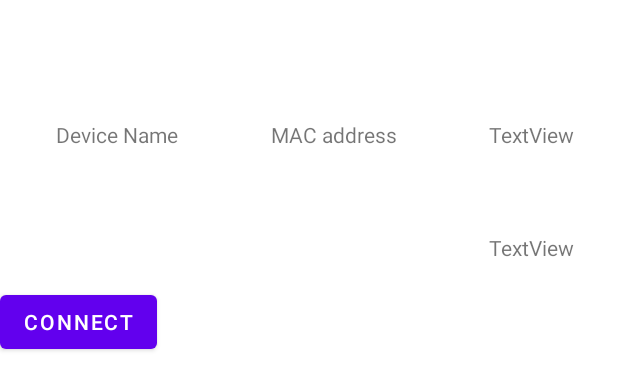
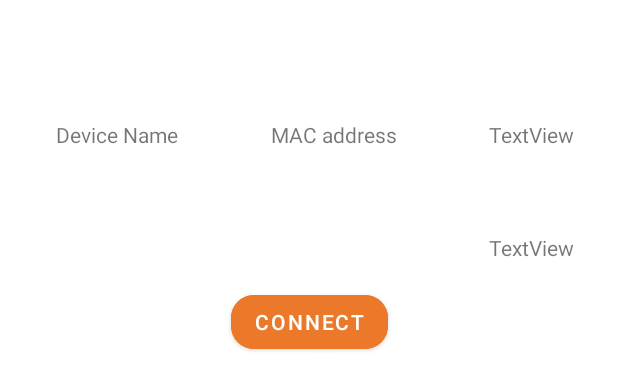
Before and after one commit to tlongo1226/ProjectForecast, an Android app: the layout prev_device_row.xml on its own in the app's theme, with its tools: preview values and no code run, on a phone screen of 412 x 824 dp. Shown: the top 390 px of the screen. Run offline under Robolectric (Android 15) with nearby library versions, the phone set to English and light mode, and no system bars.

```diff
--- a/app/src/main/res/layout/prev_device_row.xml
+++ b/app/src/main/res/layout/prev_device_row.xml
@@ -97,9 +97,13 @@
             android:layout_height="wrap_content"
             android:layout_marginTop="16dp"
             android:layout_marginBottom="16dp"
+            android:backgroundTint="#EC782A"
+            android:gravity="center|center_horizontal"
             android:text="connect"
+            app:cornerRadius="15dp"
             app:layout_constraintBottom_toBottomOf="parent"
-            app:layout_constraintTop_toBottomOf="@+id/macAddDisplay"
-            tools:layout_editor_absoluteX="132dp" />
+            app:layout_constraintEnd_toEndOf="parent"
+            app:layout_constraintStart_toStartOf="parent"
+            app:layout_constraintTop_toBottomOf="@+id/macAddDisplay" />
     </androidx.constraintlayout.widget.ConstraintLayout>
 </layout>
```
Also changed, not shown: app/src/main/java/com/example/projectforcast/FirstFragment.java (+48 -5 lines).
